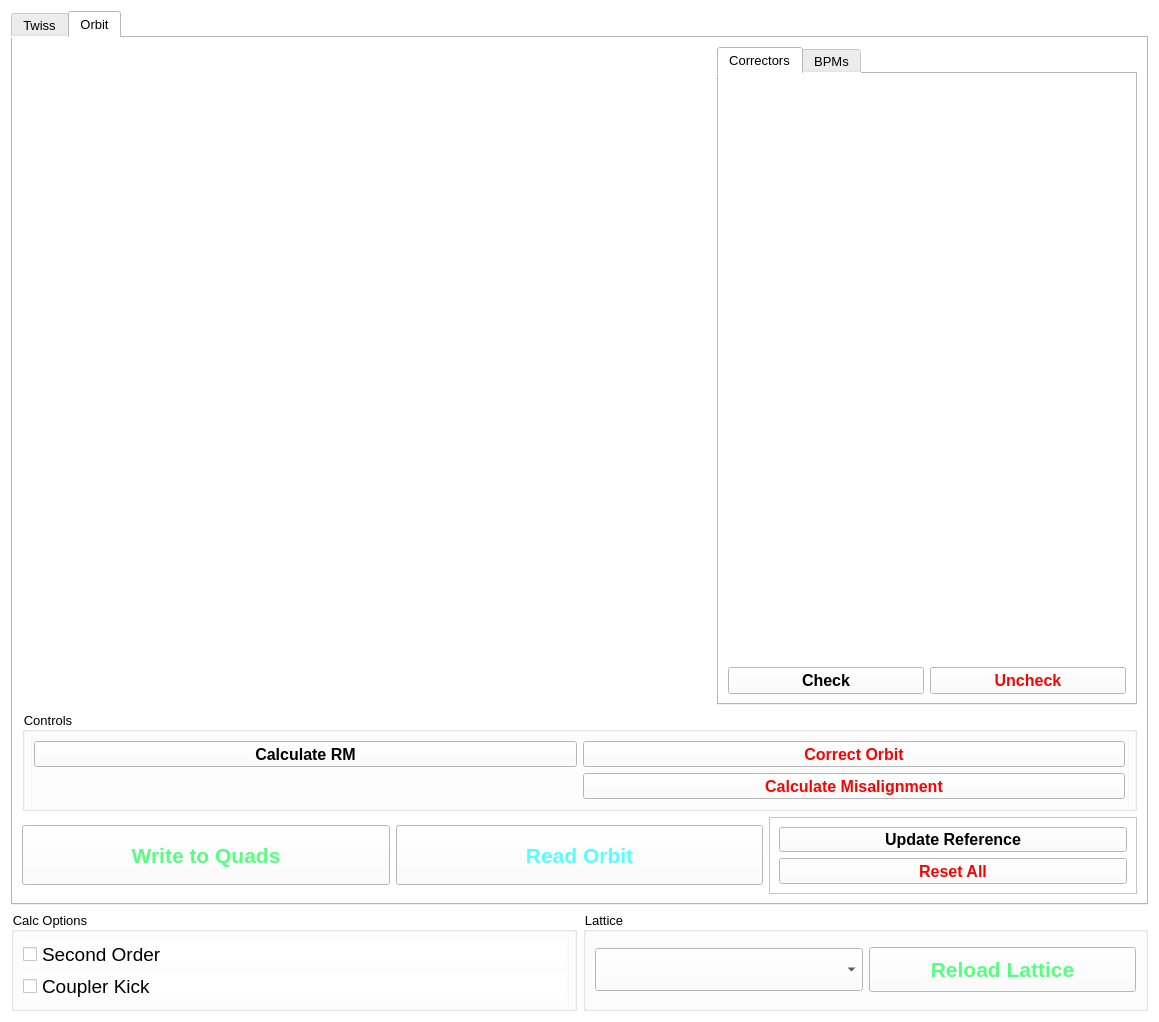
The window that UImanul.ui (sergey-tomin/manul) describes before a commit, drawn with Qt 5.
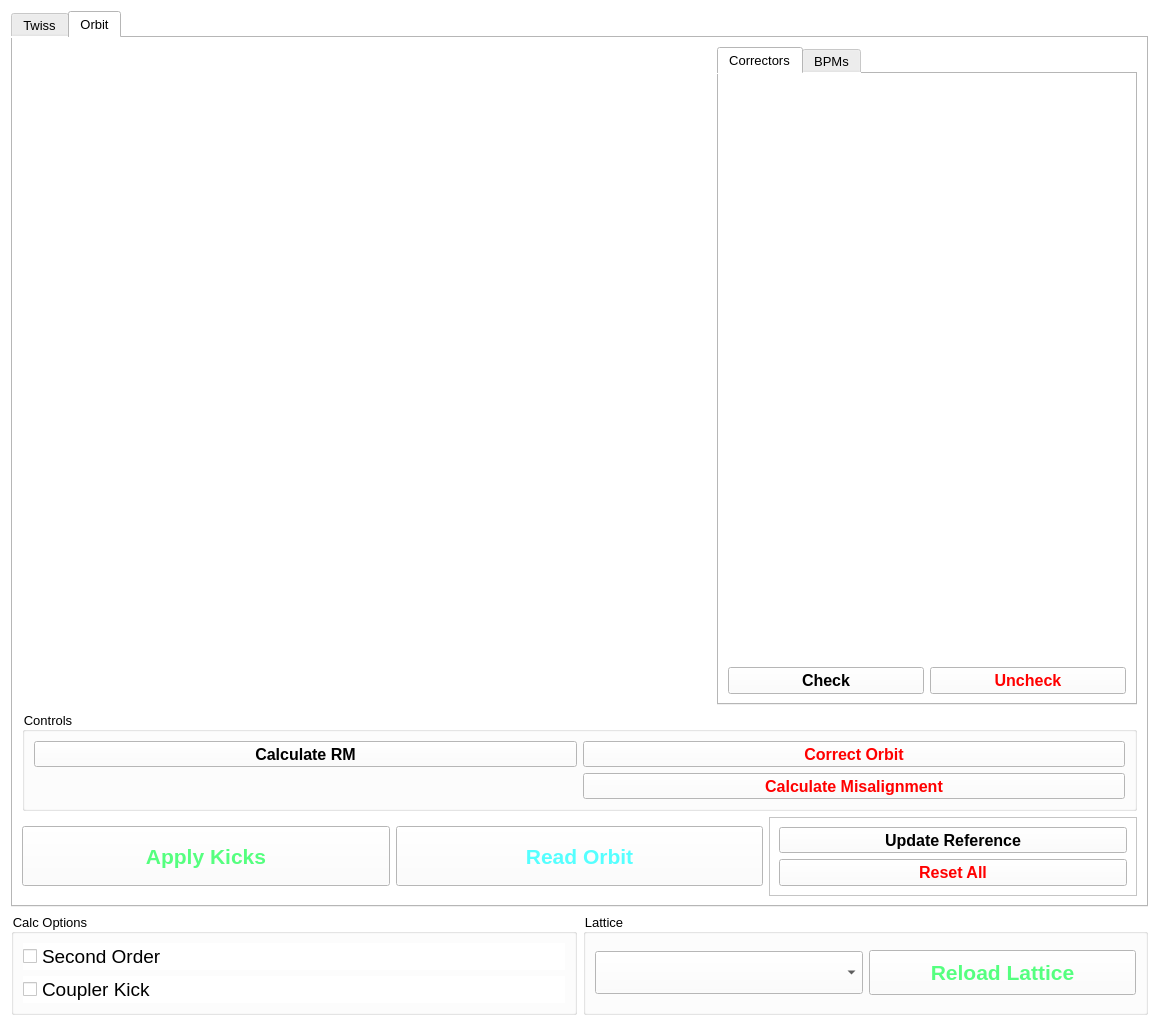
The same window after the commit. The open tabs and pages were chosen to show the change.

Commit message: added apply kicks function

Patch:
```diff
--- a/UImanul.ui
+++ b/UImanul.ui
@@ -7,7 +7,7 @@
     <x>0</x>
     <y>0</y>
     <width>1159</width>
-    <height>1022</height>
+    <height>1026</height>
    </rect>
   </property>
   <property name="minimumSize">
@@ -405,7 +405,7 @@
             <string notr="true">color: rgb(85, 255, 127);</string>
            </property>
            <property name="text">
-            <string>Write to Quads</string>
+            <string>Apply Kicks</string>
            </property>
           </widget>
          </item>
```
Left out of the diff: 3 changed lines with no effect on the pictures. The commit also changes 3 other files.
